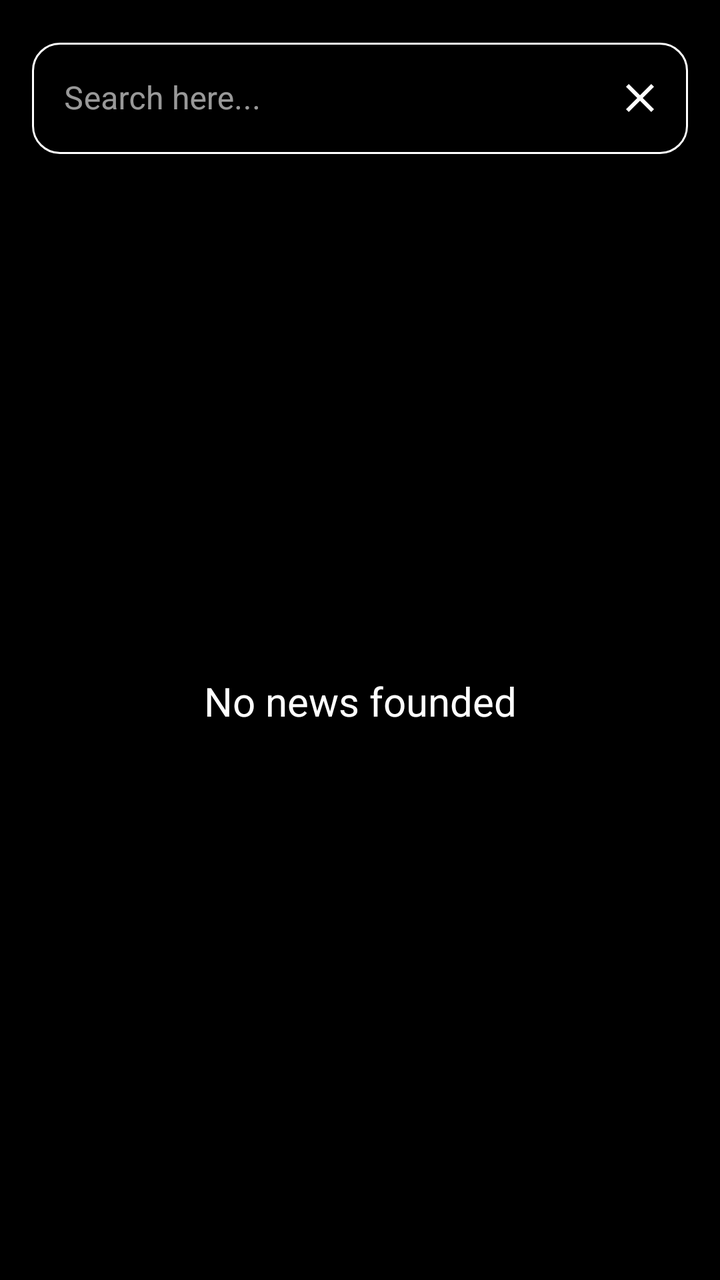
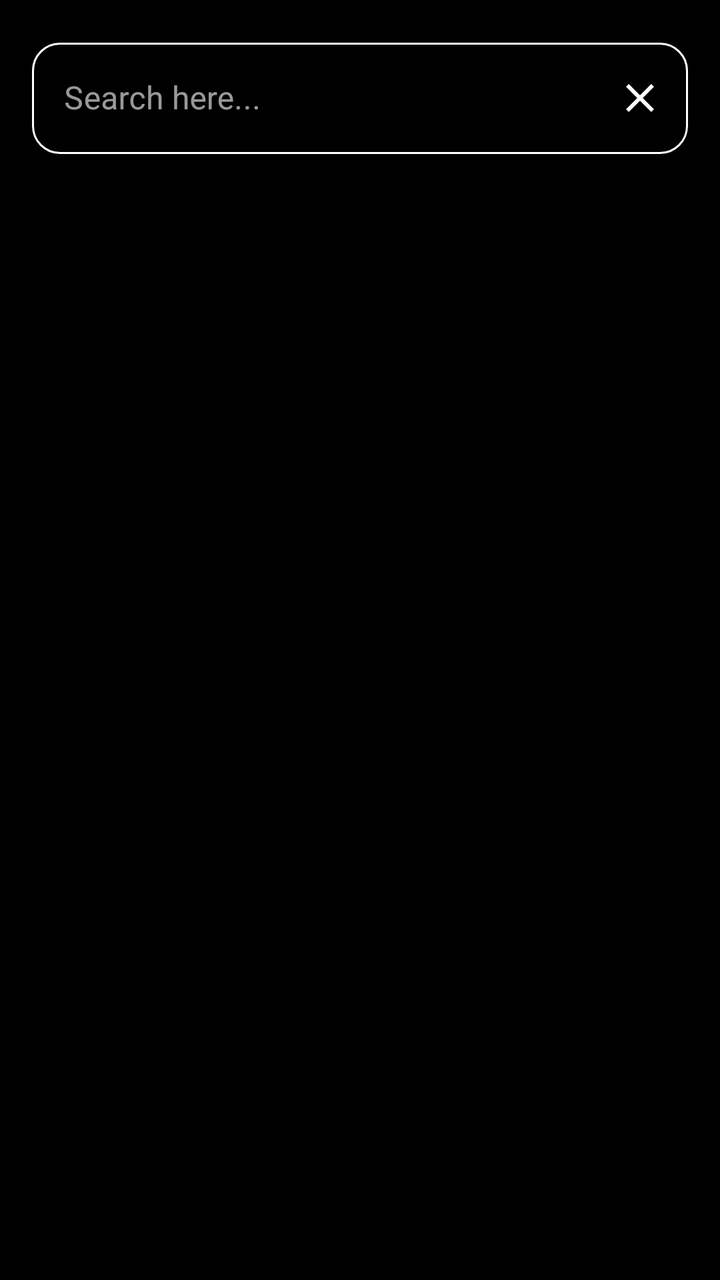

The first picture is an Android layout as it rendered before a commit; the second is the same layout after the commit. The layout source and the unified diff follow.
<!-- AndroidManifest.xml: application theme Theme.ANU_News_APP -->
<!-- res/layout/activity_search.xml -->
<?xml version="1.0" encoding="utf-8"?>
<androidx.constraintlayout.widget.ConstraintLayout xmlns:android="http://schemas.android.com/apk/res/android"
    xmlns:app="http://schemas.android.com/apk/res-auto"
    xmlns:tools="http://schemas.android.com/tools"
    android:layout_width="match_parent"
    android:layout_height="match_parent"
    android:background="@android:color/black"
    android:padding="16dp"
    tools:context=".SearchActivity">

    <com.google.android.material.textfield.TextInputLayout
        android:id="@+id/tilSearch"
        style="@style/Widget.MaterialComponents.TextInputLayout.OutlinedBox"
        android:layout_width="match_parent"
        android:layout_height="wrap_content"
        android:hint="Search here..."
        android:theme="@style/ThemeOverlay.MaterialComponents.Dark"

        app:boxCornerRadiusBottomEnd="14dp"
        app:boxCornerRadiusBottomStart="14dp"
        app:boxCornerRadiusTopEnd="14dp"
        app:boxCornerRadiusTopStart="14dp"

        app:boxStrokeColor="@color/white_box_stroke"
        app:hintTextColor="#FFFFFFFF"

        app:endIconMode="custom"
        app:endIconDrawable="@drawable/ic_close"
        app:endIconTint="#FFFFFFFF"
        app:endIconContentDescription="Close Search"
        app:layout_constraintTop_toTopOf="parent"
        app:layout_constraintStart_toStartOf="parent"
        app:layout_constraintEnd_toEndOf="parent">

        <com.google.android.material.textfield.TextInputEditText
            android:id="@+id/etSearch"
            android:layout_width="match_parent"
            android:layout_height="wrap_content"
            android:textColor="#FFFFFFFF"
            android:textColorHint="#FFFFFFFF"
            android:textCursorDrawable="@null"
            android:inputType="text" />
    </com.google.android.material.textfield.TextInputLayout>

    <TextView
        android:id="@+id/tvNoNews"
        android:layout_width="wrap_content"
        android:layout_height="wrap_content"
        android:text="No news founded"
        android:textColor="@android:color/white"
        android:textSize="20sp"
        app:layout_constraintBottom_toBottomOf="parent"
        app:layout_constraintEnd_toEndOf="parent"
        app:layout_constraintStart_toStartOf="parent"
        app:layout_constraintTop_toBottomOf="@+id/tilSearch" />

</androidx.constraintlayout.widget.ConstraintLayout>
<!-- resources referenced by this layout -->
<resources>
  <!-- drawable ic_close (drawable) -->
  <vector xmlns:android="http://schemas.android.com/apk/res/android"
      android:width="24dp"
      android:height="24dp"
      android:viewportWidth="24"
      android:viewportHeight="24"
      android:tint="?attr/colorControlNormal">
    <path
        android:fillColor="@android:color/white"
        android:pathData="M19,6.41L17.59,5 12,10.59 6.41,5 5,6.41 10.59,12 5,17.59 6.41,19 12,13.41 17.59,19 19,17.59 13.41,12z"/>
  </vector>
  <style name="Theme.ANU_News_APP" parent="Base.Theme.ANU_News_APP" />
  <style name="Base.Theme.ANU_News_APP" parent="Theme.Material3.DayNight.NoActionBar">
          
          
      </style>
</resources>

<!-- the commit's change to res/layout/activity_search.xml (unified diff, before → after) -->
@@ -42,16 +42,35 @@
             android:inputType="text" />
     </com.google.android.material.textfield.TextInputLayout>
 
-    <TextView
-        android:id="@+id/tvNoNews"
+    <androidx.recyclerview.widget.RecyclerView
+        android:id="@+id/rvSearchNews"
+        android:layout_width="match_parent"
+        android:layout_height="0dp"
+        android:padding="8dp"
+        android:clipToPadding="false"
+        app:layout_constraintTop_toBottomOf="@id/tilSearch"
+        app:layout_constraintBottom_toBottomOf="parent" />
+
+    <ProgressBar
+        android:id="@+id/progressBar"
         android:layout_width="wrap_content"
         android:layout_height="wrap_content"
-        android:text="No news founded"
+        android:visibility="gone"
+        app:layout_constraintTop_toBottomOf="@+id/tilSearch"
+        app:layout_constraintBottom_toBottomOf="parent"
+        app:layout_constraintEnd_toEndOf="parent"
+        app:layout_constraintStart_toStartOf="parent" />
+
+    <TextView
+        android:id="@+id/tvError"
+        android:layout_width="wrap_content"
+        android:layout_height="wrap_content"
+        android:text="Something went wrong"
         android:textColor="@android:color/white"
         android:textSize="20sp"
-        app:layout_constraintBottom_toBottomOf="parent"
-        app:layout_constraintEnd_toEndOf="parent"
+        android:visibility="gone"
         app:layout_constraintStart_toStartOf="parent"
         app:layout_constraintTop_toBottomOf="@+id/tilSearch" />
 
+
 </androidx.constraintlayout.widget.ConstraintLayout>
